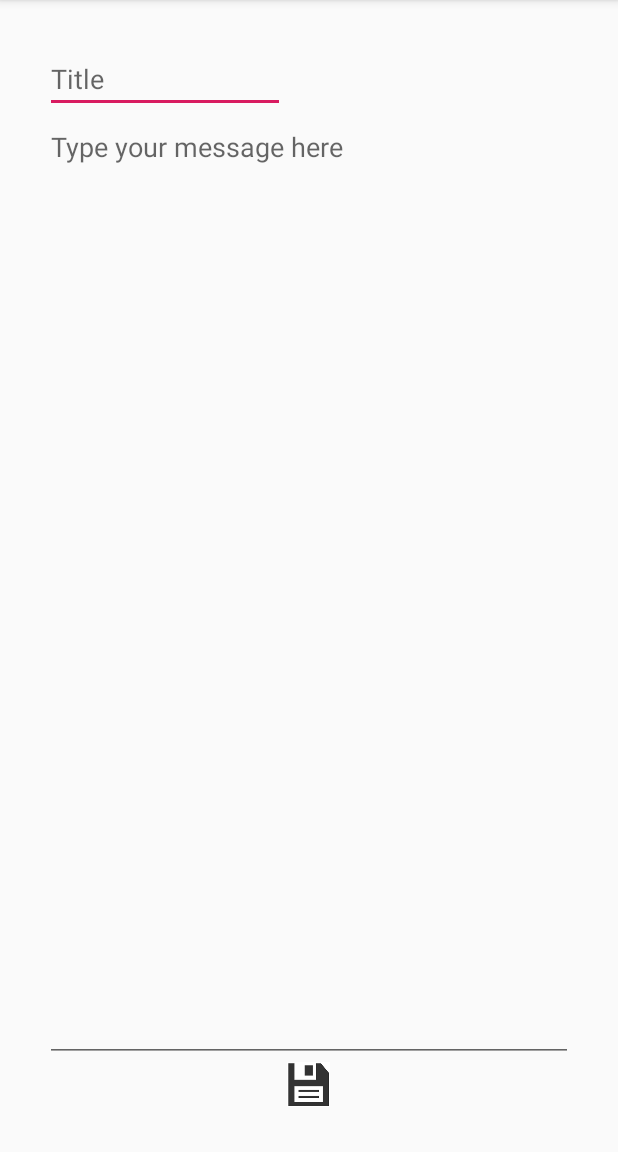
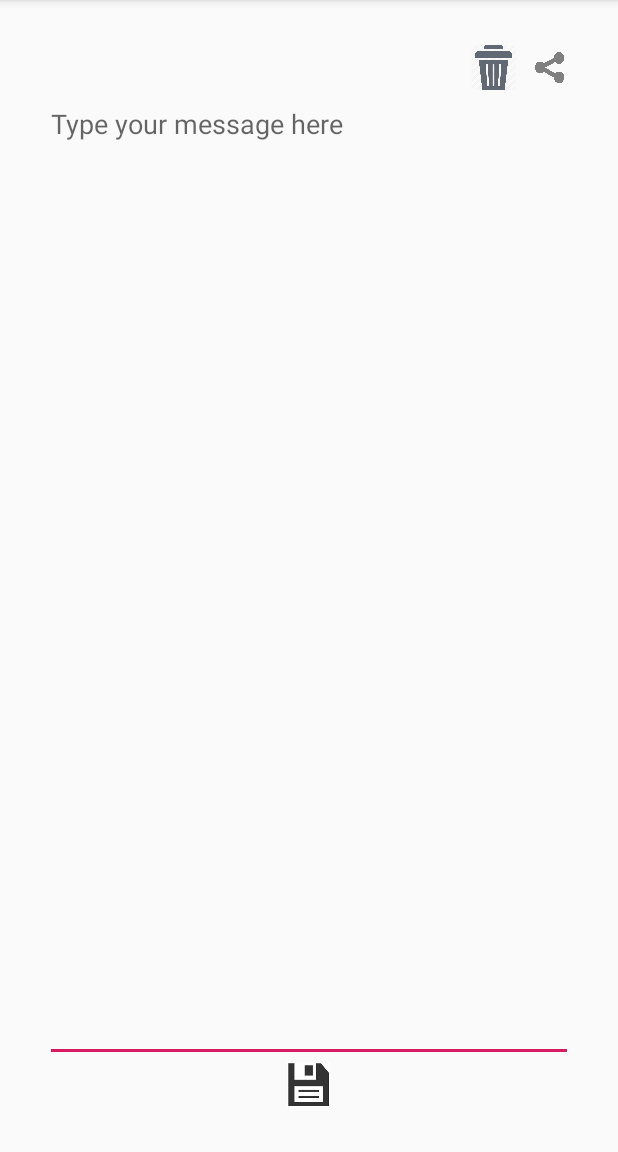
Before and after one commit to katleej/Memopad, an Android app: the WriteNewActivity screen opened directly, with no data from a screen before it, on a phone screen of 412 x 824 dp, the part 84-1236 px from its top. Run offline under Robolectric (Android 15) with nearby library versions, the phone set to English and light mode, and no system bars.

Commit message:
delete/edit/share is implemented

```diff
--- a/app/src/main/AndroidManifest.xml
+++ b/app/src/main/AndroidManifest.xml
@@ -9,8 +9,8 @@
         android:roundIcon="@mipmap/ic_launcher_round"
         android:supportsRtl="true"
         android:theme="@style/AppTheme">
-        <activity android:name=".ListActivity"></activity>
-        <activity android:name=".WriteNewActivity" />
+        <activity android:name=".ListActivity" />
+        <activity android:name=".WriteNewActivity"/>
         <activity android:name=".MainActivity">
             <intent-filter>
                 <action android:name="android.intent.action.MAIN" />
--- a/app/src/main/res/layout/activity_write_new.xml
+++ b/app/src/main/res/layout/activity_write_new.xml
@@ -7,11 +7,31 @@
     android:orientation="vertical"
     tools:context=".WriteNewActivity">
 
-    <EditText
-        android:id="@+id/messagetitle"
-        android:layout_width="160dp"
+    <LinearLayout
+        android:layout_width="match_parent"
         android:layout_height="wrap_content"
-        android:hint="@string/title" />
+        android:orientation="horizontal"
+        android:gravity="right">
+
+        <ImageButton
+            android:id="@+id/delete"
+            android:layout_width="30dp"
+            android:layout_height="30dp"
+            android:scaleType="fitCenter"
+            android:src="@drawable/trash"
+            android:layout_marginRight="8dp"
+            android:background="@null"
+            android:onClick="onClickDelete"/>
+
+        <ImageButton
+            android:id="@+id/share"
+            android:layout_width="30dp"
+            android:layout_height="30dp"
+            android:scaleType="fitCenter"
+            android:src="@drawable/share"
+            android:onClick="onClickShare"
+            android:background="@null"/>
+    </LinearLayout>
 
     <EditText
         android:id="@+id/message"
```
Also changed, not shown: app/src/main/java/com/example/memopad/ListActivity.java (+7 -16 lines), app/src/main/java/com/example/memopad/WriteNewActivity.java (+60 -1 lines), app/src/main/res/layout/activity_view.xml (added, +27 -0 lines), app/src/main/res/drawable/share.png (added), app/src/main/res/drawable/trash.png (added).
